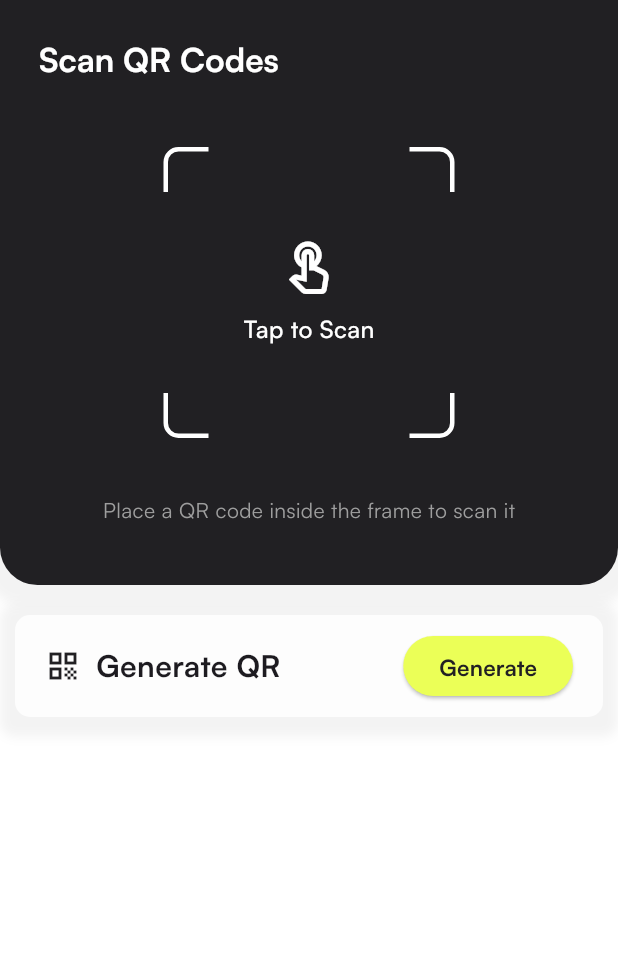
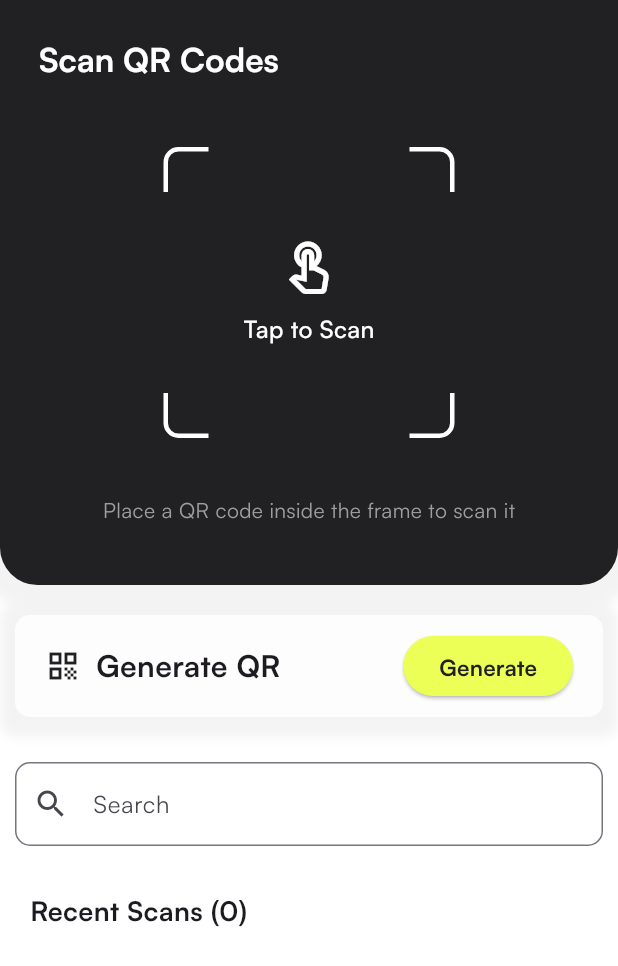
Before and after one commit to AswinAsok/qr-mvvm, a Flutter app: the screen it shows after launch, on a phone screen of 412 x 824 dp. Shown: the top 966 px of the screen. Run offline on Flutter 3.47's test engine with Material 3 defaults, Android fonts, the phone set to English and light mode, and no system bars; missing offline and left inert: mobile_scanner.

Commit message:
feat(recentScans):integrated

```diff
--- a/lib/pages/qrscanner/viewmodels/scanner_view_models.dart
+++ b/lib/pages/qrscanner/viewmodels/scanner_view_models.dart
@@ -2,11 +2,42 @@ import 'package:flutter/material.dart';
 
 class ScannerViewModel extends ChangeNotifier {
   bool _isScannerVisible = false;
+  final List<ScanResult> _recentScans = [];
+  List<ScanResult> _filteredScans = [];
 
   bool get isScannerVisible => _isScannerVisible;
+  List<ScanResult> get recentScans => _filteredScans.isEmpty ? _recentScans : _filteredScans;
+
+  ScannerViewModel() {
+    _filteredScans = _recentScans;
+  }
 
   void toggleScannerVisibility() {
     _isScannerVisible = !_isScannerVisible;
     notifyListeners();
   }
+
+  void addScanResult(String result) {
+    _recentScans.add(ScanResult(result: result, createdAt: DateTime.now()));
+    _isScannerVisible = false;
+    notifyListeners();
+  }
+
+  void searchScans(String query) {
+    if (query.isEmpty) {
+      _filteredScans = _recentScans;
+    } else {
+      _filteredScans = _recentScans
+          .where((scan) => scan.result.toLowerCase().contains(query.toLowerCase()))
+          .toList();
+    }
+    notifyListeners();
+  }
 }
+
+class ScanResult {
+  final String result;
+  final DateTime createdAt;
+
+  ScanResult({required this.result, required this.createdAt});
+}
--- a/lib/pages/qrscanner/views/scanner_view.dart
+++ b/lib/pages/qrscanner/views/scanner_view.dart
@@ -3,6 +3,8 @@ import 'package:mobile_scanner/mobile_scanner.dart';
 import 'package:provider/provider.dart';
 import 'package:qrmvvm/pages/qrscanner/viewmodels/scanner_view_models.dart';
 import 'package:qrmvvm/pages/qrscanner/widgets/qr_scanner_corner.dart';
+import 'package:flutter/services.dart';
+import 'package:intl/intl.dart';
 
 class ScannerView extends StatelessWidget {
   const ScannerView({super.key});
@@ -13,26 +15,26 @@ class ScannerView extends StatelessWidget {
       create: (_) => ScannerViewModel(),
       child: Consumer<ScannerViewModel>(builder: (context, viewModel, child) {
         return Scaffold(
-            body: SingleChildScrollView(
-          child: Column(
+          body: Column(
             mainAxisAlignment: MainAxisAlignment.start,
             children: [
-              Column(
-                crossAxisAlignment: CrossAxisAlignment.start,
-                children: [
-                  Scanner(viewModel: viewModel),
-                  SizedBox(
-                    height: 20,
-                  ),
-                  GenerateButton(),
-                  SizedBox(
-                    height: 20,
-                  ),
-                ],
-              )
+              Expanded(
+                // Wrap the inner Column with Expanded
+                child: Column(
+                  crossAxisAlignment: CrossAxisAlignment.start,
+                  children: [
+                    Scanner(viewModel: viewModel),
+                    SizedBox(height: 20),
+                    GenerateButton(),
+                    SizedBox(height: 20),
+                    SearchBar(viewModel: viewModel),
+                    RecentScans(viewModel: viewModel), // Uncommented this line
+                  ],
+                ),
+              ),
             ],
           ),
-        ));
+        );
       }),
     );
   }
@@ -182,9 +184,7 @@ class ScanInfo extends StatelessWidget {
                     foregroundColor: Colors.white,
                     backgroundColor: Color(0xFF212023),
                   ),
-                  onPressed: () {
-                    print("Share data");
-                  },
+                  onPressed: () {},
                   icon: Icon(Icons.share, color: Colors.white),
                   label: Text("Share", style: TextStyle(color: Colors.white)),
                 ),
@@ -276,7 +276,12 @@ class Scanner extends StatelessWidget {
                                 child: ClipRRect(
                                   borderRadius: BorderRadius.circular(10),
                                   child: MobileScanner(
-                                    onDetect: (capture) {},
+                                    onDetect: (capture) {
+                                      final String result =
+                                          capture.barcodes.first.rawValue ?? '';
+                                      viewModel.addScanResult(result);
+                                      viewModel.toggleScannerVisibility();
+                                    },
                                   ),
                                 ),
                               )
@@ -324,6 +329,99 @@ class Scanner extends StatelessWidget {
   }
 }
 
+class RecentScans extends StatelessWidget {
+  const RecentScans({
+    super.key,
+    required this.viewModel,
+  });
+
+  final ScannerViewModel viewModel;
+
+  @override
+  Widget build(BuildContext context) {
+    return Expanded(
+      child: Container(
+        padding: EdgeInsets.all(20),
+        child: Column(
+          crossAxisAlignment: CrossAxisAlignment.start,
+          children: [
+            Text(
+              "Recent Scans (${viewModel.recentScans.length})",
+              style: TextStyle(fontSize: 18, fontWeight: FontWeight.bold),
+            ),
+            SizedBox(height: 10),
+            Expanded(
+              child: ListView.builder(
+                itemCount: viewModel.recentScans.length,
+                itemBuilder: (context, index) {
+                  final scan = viewModel.recentScans[index];
+                  return ListTile(
+                    title: SingleChildScrollView(
+                      scrollDirection: Axis.horizontal,
+                      child: Row(
+                        children: [
+                          Text(
+                            scan.result,
+                            style: TextStyle(
+                              fontSize: 16,
+                              fontWeight: FontWeight.w500,
+                            ),
+                          ),
+                          SizedBox(width: 10),
+                          IconButton(
+                            icon: Icon(Icons.copy),
+                            onPressed: () {
+                              Clipboard.setData(
+                                  ClipboardData(text: scan.result));
+                              ScaffoldMessenger.of(context).showSnackBar(
+                                SnackBar(content: Text('Copied to clipboard')),
+                              );
+                            },
+                          ),
+                        ],
+                      ),
+                    ),
+                    subtitle: Text(DateFormat('yyyy-MM-dd – kk:mm')
+                        .format(scan.createdAt)),
+                  );
+                },
+              ),
+            ),
+          ],
+        ),
+      ),
+    );
+  }
+}
+
+class SearchBar extends StatelessWidget {
+  const SearchBar({
+    super.key,
+    required this.viewModel,
+  });
+
+  final ScannerViewModel viewModel;
+
+  @override
+  Widget build(BuildContext context) {
+    return Padding(
+      padding: const EdgeInsets.all(10.0),
+      child: TextField(
+        decoration: InputDecoration(
+          prefixIcon: Icon(Icons.search),
+          labelText: 'Search',
+          border: OutlineInputBorder(
+            borderRadius: BorderRadius.circular(10),
+          ),
+        ),
+        onChanged: (query) {
+          viewModel.searchScans(query);
+        },
+      ),
+    );
+  }
+}
+
 class Math {
   static double pi = 3.1415926535897932;
 }
--- a/pubspec.yaml
+++ b/pubspec.yaml
@@ -39,6 +39,7 @@ dependencies:
     fluttertoast: ^8.2.10
     url_launcher: ^6.3.1
     provider: ^6.1.2
+    intl: ^0.20.2
 
 dev_dependencies:
     flutter_test:
```
Also changed, not shown: pubspec.lock.
